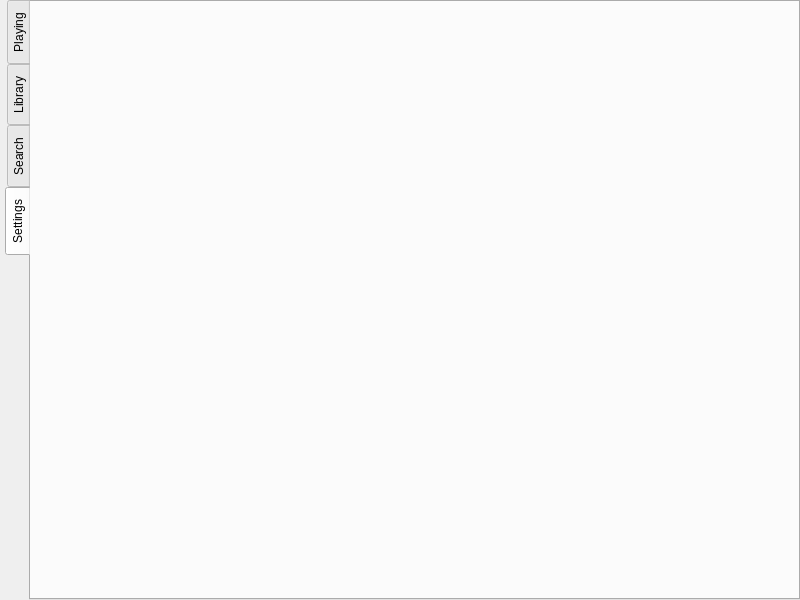
Before: the Qt Designer form desktop.ui in Firyst/MyMusicPlayer, drawn with Qt 5.
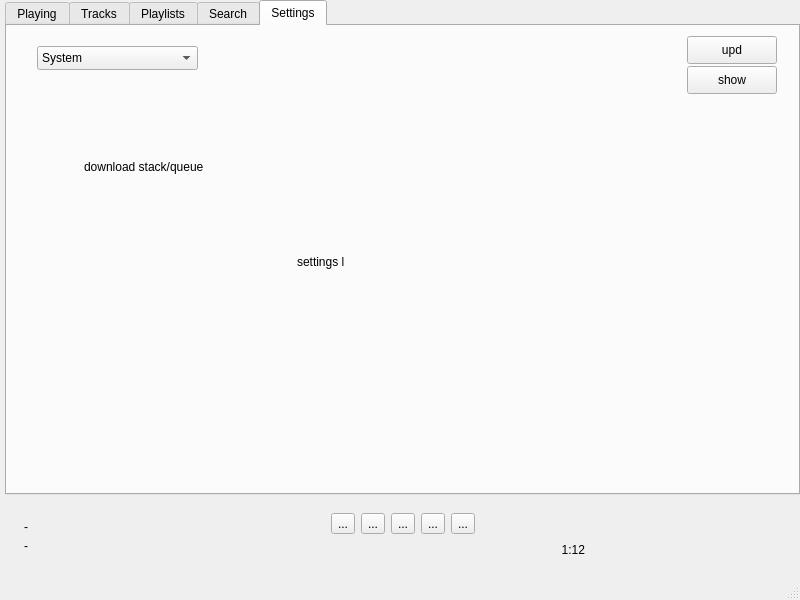
After: the same form once the commit is applied. The open tabs and pages were chosen to show the change.

Commit message: Setup menu (only local setup) Search menu upgrades Player v1.0 Player&Download queue Add/remove from db

What changed in the file:
```diff
--- a/desktop.ui
+++ b/desktop.ui
@@ -10,6 +10,12 @@
     <height>600</height>
    </rect>
   </property>
+  <property name="minimumSize">
+   <size>
+    <width>600</width>
+    <height>450</height>
+   </size>
+  </property>
   <property name="windowTitle">
    <string>MainWindow</string>
   </property>
@@ -33,7 +39,7 @@
     <item row="0" column="0">
      <widget class="QTabWidget" name="tabWidget">
       <property name="tabPosition">
-       <enum>QTabWidget::West</enum>
+       <enum>QTabWidget::North</enum>
       </property>
       <property name="tabShape">
        <enum>QTabWidget::Rounded</enum>
@@ -45,28 +51,6 @@
        <attribute name="title">
         <string>Playing</string>
        </attribute>
-       <widget class="QGroupBox" name="groupBox">
-        <property name="geometry">
-         <rect>
-          <x>350</x>
-          <y>230</y>
-          <width>141</width>
-          <height>51</height>
-         </rect>
-        </property>
-        <property name="title">
-         <string>GroupBox</string>
-        </property>
-        <layout class="QVBoxLayout" name="verticalLayout_6">
-         <item>
-          <widget class="QLabel" name="label">
-           <property name="text">
-            <string>TextLabel</string>
-           </property>
-          </widget>
-         </item>
-        </layout>
-       </widget>
        <widget class="QToolButton" name="toolButton">
         <property name="geometry">
          <rect>
@@ -89,7 +73,7 @@
       </widget>
       <widget class="QWidget" name="tab">
        <attribute name="title">
-        <string>Library</string>
+        <string>Tracks</string>
        </attribute>
        <layout class="QGridLayout" name="gridLayout_3">
         <item row="0" column="1">
@@ -108,6 +92,11 @@
         </item>
        </layout>
       </widget>
+      <widget class="QWidget" name="tab_3">
+       <attribute name="title">
+        <string>Playlists</string>
+       </attribute>
+      </widget>
       <widget class="QWidget" name="tab_search">
        <attribute name="title">
         <string>Search</string>
@@ -237,11 +226,294 @@
        <attribute name="title">
         <string>Settings</string>
        </attribute>
+       <widget class="QLabel" name="label_settings">
+        <property name="geometry">
+         <rect>
+          <x>290</x>
+          <y>210</y>
+          <width>141</width>
+          <height>51</height>
+         </rect>
+        </property>
+        <property name="text">
+         <string>settings l</string>
+        </property>
+       </widget>
+       <widget class="QComboBox" name="comboBox">
+        <property name="geometry">
+         <rect>
+          <x>30</x>
+          <y>20</y>
+          <width>161</width>
+          <height>24</height>
+         </rect>
+        </property>
+        <item>
+         <property name="text">
+          <string>System</string>
+         </property>
+        </item>
+        <item>
+         <property name="text">
+          <string>Default-light</string>
+         </property>
+        </item>
+        <item>
+         <property name="text">
+          <string>Default-dark</string>
+         </property>
+        </item>
+       </widget>
+       <widget class="QPushButton" name="update_button">
+        <property name="geometry">
+         <rect>
+          <x>680</x>
+          <y>10</y>
+          <width>90</width>
+          <height>28</height>
+         </rect>
+        </property>
+        <property name="text">
+         <string>upd</string>
+        </property>
+       </widget>
+       <widget class="QLabel" name="label_2">
+        <property name="geometry">
+         <rect>
+          <x>77</x>
+          <y>125</y>
+          <width>191</width>
+          <height>31</height>
+         </rect>
+        </property>
+        <property name="text">
+         <string>download stack/queue</string>
+        </property>
+       </widget>
+       <widget class="QPushButton" name="show_properties_button">
+        <property name="geometry">
+         <rect>
+          <x>680</x>
+          <y>40</y>
+          <width>90</width>
+          <height>28</height>
+         </rect>
+        </property>
+        <property name="text">
+         <string>show</string>
+        </property>
+       </widget>
       </widget>
      </widget>
     </item>
+    <item row="1" column="0">
+     <widget class="QWidget" name="player_widget" native="true">
+      <layout class="QHBoxLayout" name="horizontalLayout" stretch="1,2,1">
+       <item>
+        <widget class="QWidget" name="widget_2" native="true">
+         <layout class="QVBoxLayout" name="verticalLayout_4">
+          <property name="spacing">
+           <number>5</number>
+          </property>
+          <property name="leftMargin">
+           <number>10</number>
+          </property>
+          <property name="topMargin">
+           <number>16</number>
+          </property>
+          <property name="rightMargin">
+           <number>10</number>
+          </property>
+          <property name="bottomMargin">
+           <number>16</number>
+          </property>
+          <item>
+           <widget class="QLabel" name="label_player_title">
+            <property name="sizePolicy">
+             <sizepolicy hsizetype="Preferred" vsizetype="Fixed">
+              <horstretch>0</horstretch>
+              <verstretch>0</verstretch>
+             </sizepolicy>
+            </property>
+            <property name="text">
+             <string>-</string>
+            </property>
+            <property name="wordWrap">
+             <bool>true</bool>
+            </property>
+           </widget>
+          </item>
+          <item>
+           <widget class="QLabel" name="label_player_artist">
+            <property name="sizePolicy">
+             <sizepolicy hsizetype="Preferred" vsizetype="Fixed">
+              <horstretch>0</horstretch>
+              <verstretch>0</verstretch>
+             </sizepolicy>
+            </property>
+            <property name="text">
+             <string>-</string>
+            </property>
+            <property name="wordWrap">
+             <bool>true</bool>
+            </property>
+           </widget>
+          </item>
+         </layout>
+        </widget>
+       </item>
+       <item>
+        <widget class="QWidget" name="player_middle" native="true">
+         <layout class="QVBoxLayout" name="verticalLayout_6">
+          <item>
+           <layout class="QHBoxLayout" name="player_buttons">
+            <item>
+             <spacer name="horizontalSpacer_2">
+              <property name="orientation">
+               <enum>Qt::Horizontal</enum>
+              </property>
+              <property name="sizeHint" stdset="0">
+               <size>
+                <width>40</width>
+                <height>20</height>
+               </size>
+              </property>
+             </spacer>
+            </item>
+            <item>
+             <widget class="QToolButton" name="player_button_shuffle">
+              <property name="toolTip">
+               <string>Shuffle the player queue.</string>
+              </property>
+              <property name="toolTipDuration">
+               <number>-1</number>
+              </property>
+              <property name="text">
+               <string>...</string>
+              </property>
+              <property name="iconSize">
+               <size>
+                <width>20</width>
+                <height>20</height>
+               </size>
+              </property>
+             </widget>
+            </item>
+            <item>
+             <widget class="QToolButton" name="player_button_prev">
+              <property name="text">
+               <string>...</string>
+              </property>
+              <property name="iconSize">
+               <size>
+                <width>20</width>
+                <height>20</height>
+               </size>
+              </property>
+             </widget>
+            </item>
+            <item>
+             <widget class="QToolButton" name="player_button_play">
+              <property name="text">
+               <string>...</string>
+              </property>
+              <property name="iconSize">
+               <size>
+                <width>24</width>
+                <height>24</height>
+               </size>
+              </property>
+             </widget>
+            </item>
+            <item>
+             <widget class="QToolButton" name="player_button_next">
+              <property name="text">
+               <string>...</string>
+              </property>
+              <property name="iconSize">
+               <size>
+                <width>20</width>
+                <height>20</height>
+               </size>
+              </property>
+             </widget>
+            </item>
+            <item>
+             <widget class="QToolButton" name="player_button_repeat">
+              <property name="text">
+               <string>...</string>
+              </property>
+              <property name="iconSize">
+               <size>
+                <width>20</width>
+                <height>20</height>
+               </size>
+              </property>
+             </widget>
+            </item>
+            <item>
+             <spacer name="horizontalSpacer_3">
+              <property name="orientation">
+               <enum>Qt::Horizontal</enum>
+              </property>
+              <property name="sizeHint" stdset="0">
+               <size>
+                <width>40</width>
+                <height>20</height>
+               </size>
+              </property>
+             </spacer>
+            </item>
+           </layout>
+          </item>
+          <item>
+           <layout class="QHBoxLayout" name="player_time" stretch="1">
+            <property name="spacing">
+             <number>10</number>
+            </property>
+            <item>
+             <widget class="QLabel" name="label_current_time">
+              <property name="text">
+               <string>1:12</string>
+              </property>
+              <property name="alignment">
+               <set>Qt::AlignRight|Qt::AlignTrailing|Qt::AlignVCenter</set>
+              </property>
+             </widget>
+            </item>
+           </layout>
+          </item>
+         </layout>
+        </widget>
+       </item>
+       <item>
+        <widget class="QWidget" name="player_volume" native="true">
+         <layout class="QHBoxLayout" name="horizontalLayout_4" stretch="1">
+          <item>
+           <spacer name="horizontalSpacer">
+            <property name="orientation">
+             <enum>Qt::Horizontal</enum>
+            </property>
+            <property name="sizeType">
+             <enum>QSizePolicy::Preferred</enum>
+            </property>
+            <property name="sizeHint" stdset="0">
+             <size>
+              <width>170</width>
+              <height>20</height>
+             </size>
+            </property>
+           </spacer>
+          </item>
+         </layout>
+        </widget>
+       </item>
+      </layout>
+     </widget>
+    </item>
    </layout>
   </widget>
+  <widget class="QStatusBar" name="status_bar"/>
  </widget>
  <resources/>
  <connections/>
```
Left out of the diff: 62 changed lines with no effect on the pictures. The commit also changes 26 other files.
